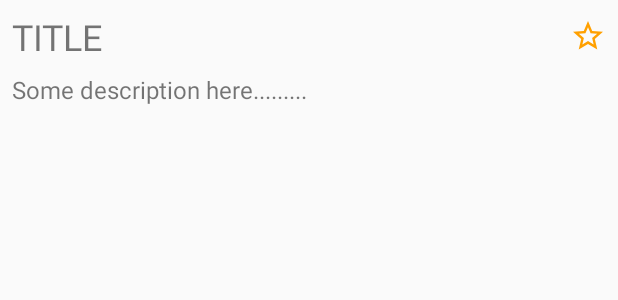
After one commit to LuizGadao/effective-android-testing, an Android app: the layout activity_recipe.xml on its own in the app's theme, with its tools: preview values and no code run, on a phone screen of 412 x 824 dp. The commit adds this screen. Shown: the top 300 px of the screen. Run offline under Robolectric (Android 15) with nearby library versions, the phone set to English and light mode, and no system bars.

Commit message:
add recipe activity

```diff
--- a/app/build.gradle
+++ b/app/build.gradle
@@ -9,6 +9,7 @@ android {
         targetSdkVersion 25
         versionCode 1
         versionName '1.0.0'
+        vectorDrawables.useSupportLibrary true
         testInstrumentationRunner 'android.support.test.runner.AndroidJUnitRunner'
     }
 
@@ -33,7 +34,7 @@ def EspressoCore = '3.0.1'
 dependencies {
     implementation fileTree(dir: 'libs', include: ['*.jar'])
     implementation "com.android.support:appcompat-v7:${SupportLibrary}"
-    implementation "com.android.support:support-v4:${SupportLibrary}"
+    implementation "com.android.support:recyclerview-v7:${SupportLibrary}"
     implementation "com.android.support.constraint:constraint-layout:${ConstraintLayout}"
     implementation "com.android.support:design:${SupportLibrary}"
 
--- a/app/src/main/AndroidManifest.xml
+++ b/app/src/main/AndroidManifest.xml
@@ -13,5 +13,9 @@
         <category android:name="android.intent.category.LAUNCHER"/>
       </intent-filter>
     </activity>
+
+    <activity android:name=".ui.main.recipe.RecipeActivity"
+        android:parentActivityName=".ui.main.MainActivity"/>
+
   </application>
 </manifest>
--- /dev/null
+++ b/app/src/main/res/drawable/ic_favorite.xml
@@ -0,0 +1,8 @@
+<?xml version="1.0" encoding="utf-8"?>
+<selector xmlns:android="http://schemas.android.com/apk/res/android">
+    <item
+        android:drawable="@drawable/ic_favorite_solid"
+        android:state_selected="true"/>
+    <item
+        android:drawable="@drawable/ic_favorite_border"/>
+</selector>
--- /dev/null
+++ b/app/src/main/res/drawable/ic_favorite_border.xml
@@ -0,0 +1,9 @@
+<vector xmlns:android="http://schemas.android.com/apk/res/android"
+        android:width="24dp"
+        android:height="24dp"
+        android:viewportWidth="24.0"
+        android:viewportHeight="24.0">
+    <path
+        android:fillColor="@color/colorPrimaryDark"
+        android:pathData="M22,9.24l-7.19,-0.62L12,2 9.19,8.63 2,9.24l5.46,4.73L5.82,21 12,17.27 18.18,21l-1.63,-7.03L22,9.24zM12,15.4l-3.76,2.27 1,-4.28 -3.32,-2.88 4.38,-0.38L12,6.1l1.71,4.04 4.38,0.38 -3.32,2.88 1,4.28L12,15.4z"/>
+</vector>
--- /dev/null
+++ b/app/src/main/res/drawable/ic_favorite_solid.xml
@@ -0,0 +1,9 @@
+<vector xmlns:android="http://schemas.android.com/apk/res/android"
+        android:width="24dp"
+        android:height="24dp"
+        android:viewportWidth="24.0"
+        android:viewportHeight="24.0">
+    <path
+        android:fillColor="@color/colorPrimary"
+        android:pathData="M12,17.27L18.18,21l-1.64,-7.03L22,9.24l-7.19,-0.61L12,2 9.19,8.63 2,9.24l5.46,4.73L5.82,21z"/>
+</vector>
--- a/app/src/main/res/layout/activity_main.xml
+++ b/app/src/main/res/layout/activity_main.xml
@@ -1,8 +1,10 @@
-<TextView
+<android.support.v7.widget.RecyclerView
     xmlns:android="http://schemas.android.com/apk/res/android"
     xmlns:tools="http://schemas.android.com/tools"
+    android:id="@+id/rv_recipes"
     android:layout_width="match_parent"
     android:layout_height="match_parent"
     android:gravity="center"
+    android:padding="8dp"
     android:text="@string/empty"
     tools:context=".ui.main.MainActivity"/>
--- /dev/null
+++ b/app/src/main/res/layout/activity_recipe.xml
@@ -0,0 +1,34 @@
+<ScrollView
+    xmlns:android="http://schemas.android.com/apk/res/android"
+    xmlns:tools="http://schemas.android.com/tools"
+    android:id="@+id/rv_recipes"
+    android:layout_width="match_parent"
+    android:layout_height="match_parent"
+    android:fillViewport="true"
+    android:padding="8dp">
+
+    <LinearLayout
+        android:layout_width="match_parent"
+        android:layout_height="wrap_content"
+        android:orientation="vertical">
+
+        <TextView
+            android:id="@+id/tv_title"
+            android:layout_width="match_parent"
+            android:layout_height="wrap_content"
+            android:layout_marginBottom="8dp"
+            android:textSize="24sp"
+            android:drawableRight="@drawable/ic_favorite"
+            android:drawableEnd="@drawable/ic_favorite"
+            tools:text="TITLE"/>
+
+        <TextView
+            android:id="@+id/tv_description"
+            android:layout_width="wrap_content"
+            android:layout_height="wrap_content"
+            tools:text="Some description here........."
+            android:textSize="16sp"/>
+
+    </LinearLayout>
+
+</ScrollView>
--- a/app/src/main/res/values/strings.xml
+++ b/app/src/main/res/values/strings.xml
@@ -1,4 +1,5 @@
 <resources>
   <string name="app_name">Recipes</string>
   <string name="empty">No recipes</string>
+    <string name="recipe_not_found">recipe not found</string>
 </resources>
```
Also changed, not shown: app/src/main/java/com/sqisland/tutorial/recipes/data/local/SharePreferenceFavorites.java (added, +37 -0 lines), app/src/main/java/com/sqisland/tutorial/recipes/ui/main/MainActivity.java (+15 -5 lines), app/src/main/java/com/sqisland/tutorial/recipes/ui/main/RecipeAdapter.java (added, +40 -0 lines), app/src/main/java/com/sqisland/tutorial/recipes/ui/main/RecipeViewHolder.java (added, +39 -0 lines), app/src/main/java/com/sqisland/tutorial/recipes/ui/main/recipe/RecipeActivity.java (added, +46 -0 lines), app/src/main/res/layout/list_item.xml (added, +10 -0 lines), 13 other files. Lines whose indentation alone changed are shown as unchanged.
